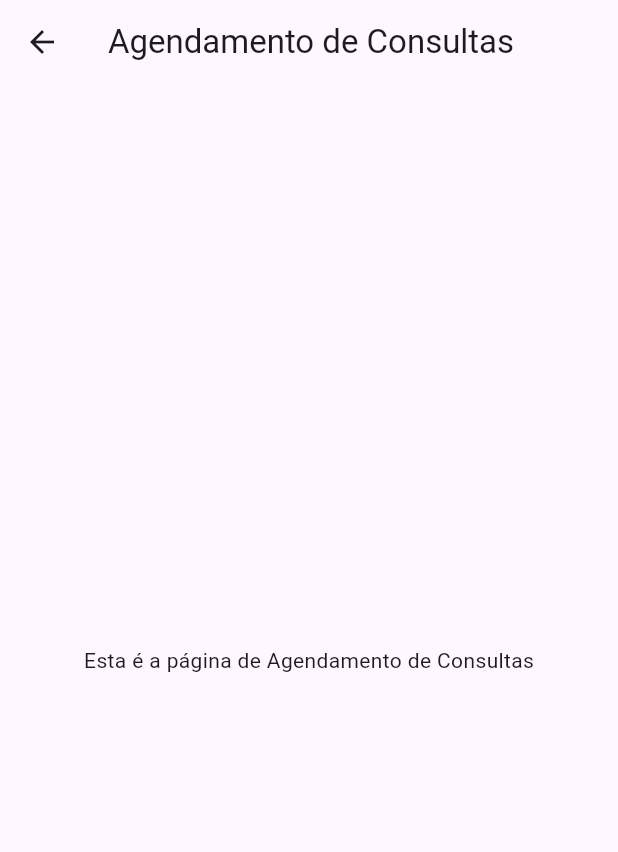
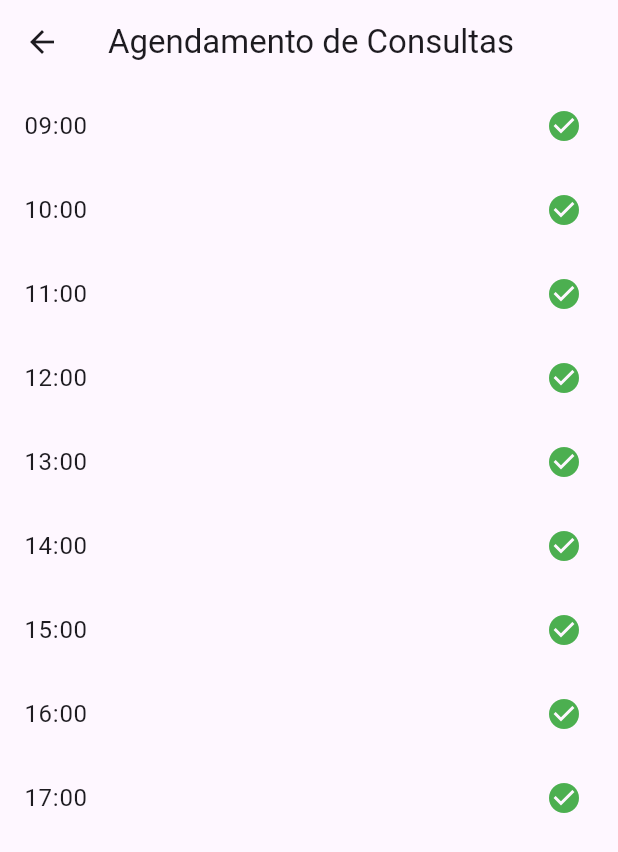
Before and after one commit to Matheus-Armando/t2flutter, a Flutter app: the SchedulingPage screen opened by its route, on a phone screen of 412 x 824 dp. Shown: the top 852 px of the screen. Run offline on Flutter 3.47's test engine with Material 3 defaults, Android fonts, the phone set to English and light mode, and no system bars.

Commit message:
Criando horários de agendamento, cancelar e confirmar

```diff
--- a/t2flutter/flutter_application_1/lib/scheduling_page.dart
+++ b/t2flutter/flutter_application_1/lib/scheduling_page.dart
@@ -1,14 +1,53 @@
 import 'package:flutter/material.dart';
 
-class SchedulingPage extends StatelessWidget {
+class SchedulingPage extends StatefulWidget {
+  @override
+  _SchedulingPageState createState() => _SchedulingPageState();
+}
+
+class _SchedulingPageState extends State<SchedulingPage> {
+  List<String> availableTimes = [
+    '09:00', '10:00', '11:00', '12:00', '13:00', '14:00', '15:00', '16:00', '17:00'
+  ];
+
   @override
   Widget build(BuildContext context) {
     return Scaffold(
       appBar: AppBar(
         title: Text('Agendamento de Consultas'),
       ),
-      body: Center(
-        child: Text('Esta é a página de Agendamento de Consultas'),
+      body: ListView.builder(
+        itemCount: availableTimes.length,
+        itemBuilder: (context, index) {
+          return ListTile(
+            title: Text(availableTimes[index]),
+            trailing: Icon(Icons.check_circle, color: Colors.green),
+            onTap: () async {
+              bool confirm = await showDialog(
+                context: context,
+                builder: (context) => AlertDialog(
+                  title: Text('Confirmar Agendamento'),
+                  content: Text('Você quer agendar uma consulta para ${availableTimes[index]}?'),
+                  actions: <Widget>[
+                    TextButton(
+                      child: Text('Cancelar'),
+                      onPressed: () => Navigator.of(context).pop(false),
+                    ),
+                    TextButton(
+                      child: Text('Confirmar'),
+                      onPressed: () => Navigator.of(context).pop(true),
+                    ),
+                  ],
+                ),
+              );
+              if (confirm) {
+                setState(() {
+                  availableTimes.removeAt(index);
+                });
+              }
+            },
+          );
+        },
       ),
     );
   }
```
